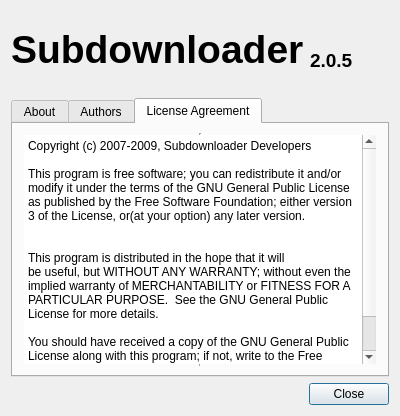
This is gui/about.ui in subdownloader/subdownloader as Qt 5 draws it before an edit. The edited form follows.
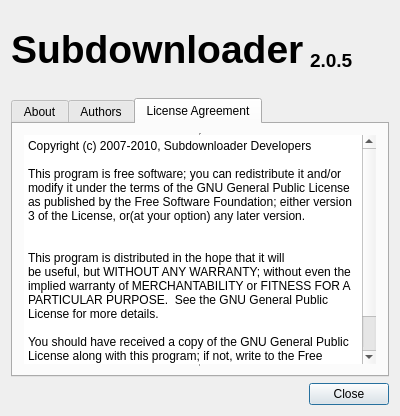
This is the edited form. The open tabs and pages were chosen to show the change. Icons and pictures are not drawn.

Commit message: Bump Copyright year to 2010

```diff
--- a/gui/about.ui
+++ b/gui/about.ui
@@ -224,7 +224,7 @@
 &lt;html&gt;&lt;head&gt;&lt;meta name=&quot;qrichtext&quot; content=&quot;1&quot; /&gt;&lt;style type=&quot;text/css&quot;&gt;
 p, li { white-space: pre-wrap; }
 &lt;/style&gt;&lt;/head&gt;&lt;body style=&quot; font-family:'Verdana'; font-size:9pt; font-weight:400; font-style:normal;&quot;&gt;
-&lt;p style=&quot; margin-top:0px; margin-bottom:0px; margin-left:0px; margin-right:0px; -qt-block-indent:0; text-indent:0px;&quot;&gt;&lt;span style=&quot; font-family:'Sans Serif';&quot;&gt;Copyright (c) 2007-2009, Subdownloader Developers&lt;/span&gt;&lt;/p&gt;
+&lt;p style=&quot; margin-top:0px; margin-bottom:0px; margin-left:0px; margin-right:0px; -qt-block-indent:0; text-indent:0px;&quot;&gt;&lt;span style=&quot; font-family:'Sans Serif';&quot;&gt;Copyright (c) 2007-2010, Subdownloader Developers&lt;/span&gt;&lt;/p&gt;
 &lt;p style=&quot;-qt-paragraph-type:empty; margin-top:0px; margin-bottom:0px; margin-left:0px; margin-right:0px; -qt-block-indent:0; text-indent:0px; font-family:'Sans Serif';&quot;&gt;&lt;/p&gt;
 &lt;p style=&quot; margin-top:0px; margin-bottom:0px; margin-left:0px; margin-right:0px; -qt-block-indent:0; text-indent:0px;&quot;&gt;&lt;span style=&quot; font-family:'Sans Serif';&quot;&gt;This program is free software; you can redistribute it and/or modify it under the terms of the GNU General Public License as published by the Free Software Foundation; either version 3 of the License, or(at your option) any later version.                   &lt;/span&gt;&lt;/p&gt;
 &lt;p style=&quot;-qt-paragraph-type:empty; margin-top:0px; margin-bottom:0px; margin-left:0px; margin-right:0px; -qt-block-indent:0; text-indent:0px; font-family:'Sans Serif';&quot;&gt;&lt;/p&gt;
```
The commit also changes 43 other files.
